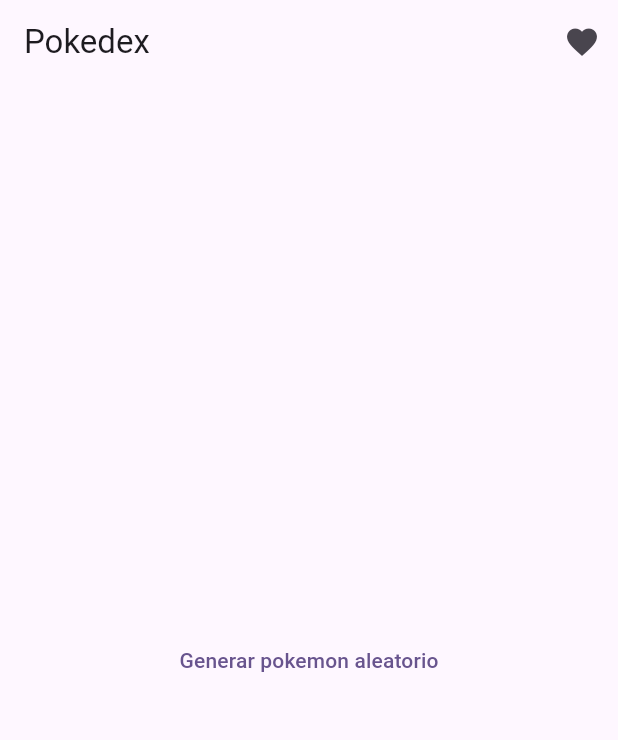
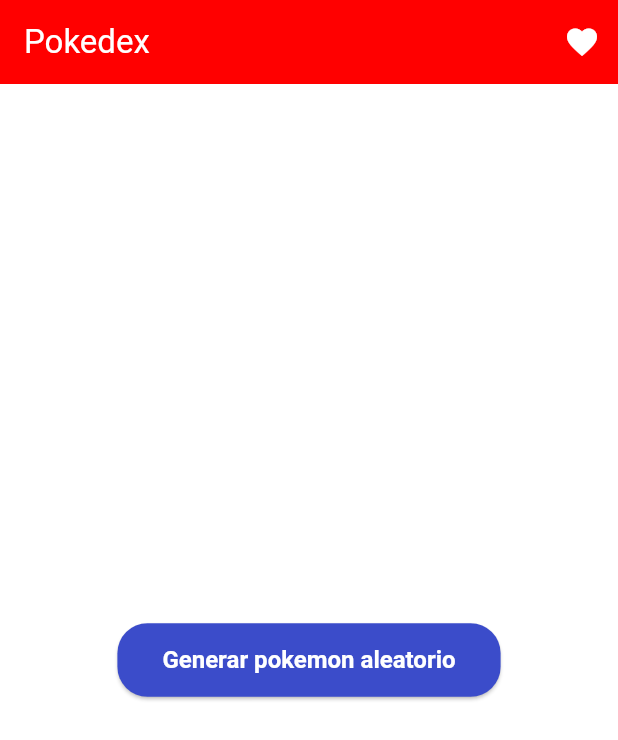
Before and after one commit to SantiSB/pokedex_clean, a Flutter app: the screen it shows after launch, on a phone screen of 412 x 824 dp. Shown: the top 740 px of the screen. Run offline on Flutter 3.47's test engine with Material 3 defaults, Android fonts, the phone set to English and light mode, and no system bars; our stand-ins replace dartz, dio, flutter_bloc, get_it, hive_flutter; accounts and stored records are empty.

Commit message:
buttons and app bar styles

```diff
--- a/lib/features/pokemon/presentation/screens/pokemons_screen.dart
+++ b/lib/features/pokemon/presentation/screens/pokemons_screen.dart
@@ -48,56 +48,67 @@
                   crossAxisAlignment: CrossAxisAlignment.center,
                   children: [
                     // Botón para generar un Pokémon aleatorio
-                    TextButton(
+                    ElevatedButton(
                         onPressed: () =>
                             BlocProvider.of<SearchPokemonBloc>(context)
                                 .add(OnSearchPokemon()),
+                        style: ElevatedButton.styleFrom(),
                         child: const Text('Generar pokemon aleatorio')),
                   ],
                 ),
               );
 
-            // Estado de éxito: muestra el Pokémon encontrado y opciones adicionales
+            // Estado de éxito: muestra el Pokémon y los botones para capturar y generar otro Pokémon
             case SearchPokemonSuccess():
               return Center(
                 child: Column(
                   mainAxisAlignment: MainAxisAlignment.center,
                   crossAxisAlignment: CrossAxisAlignment.center,
                   children: [
-                    // Muestra la tarjeta del Pokémon encontrado
+                    // Pokémon card
                     PokemonCard(pokemon: state.pokemon),
-                    // Botón para generar otro Pokémon aleatorio
-                    TextButton(
+
+                    const SizedBox(height: 20),
+
+                    // Botón para capturar Pokémon
+                    FilledButton(
+                        onPressed: () =>
+                            BlocProvider.of<SearchPokemonBloc>(context)
+                                .add(OnCapturePokemon(pokemon: state.pokemon)),
+                        style: FilledButton.styleFrom(),
+                        child: Text('Capturar a ${state.pokemon.name}')),
+
+                    const SizedBox(height: 20),
+
+                    // Botón para generar otro Pokémon
+                    OutlinedButton(
                         onPressed: () =>
                             BlocProvider.of<SearchPokemonBloc>(context)
                                 .add(OnSearchPokemon()),
-                        child: const Text('Generar otro pokemon aleatorio')),
-
-                    // Botón para capturar el Pokémon encontrado
-                    TextButton(
-                        onPressed: () =>
-                            BlocProvider.of<SearchPokemonBloc>(context)
-                                .add(OnCapturePokemon(pokemon: state.pokemon)),
-                        child: Text('Capturar a ${state.pokemon.name}'))
+                        style: OutlinedButton.styleFrom(),
+                        child: const Text('Generar otro Pokemon')),
                   ],
                 ),
               );
 
-            // Estado de fallo: muestra un mensaje de error y opción para reintentar
+            // Estado de fallo: muestra un mensaje de error y el boton para volver a generar un nuevo Pokémon
             case SearchPokemonFailure():
               return Center(
                 child: Column(
                   mainAxisAlignment: MainAxisAlignment.center,
                   crossAxisAlignment: CrossAxisAlignment.center,
                   children: [
-                    const Text(
-                        'Ha ocurrido un error, ¿qué te parece si lo intentamos de nuevo?'),
-                    // Botón para volver y generar un nuevo Pokémon
-                    TextButton(
+                    const Text('Ha ocurrido un error'),
+
+                    const SizedBox(height: 20),
+
+                    // Botón para volver a generar un nuevo Pokémon
+                    ElevatedButton(
                         onPressed: () =>
                             BlocProvider.of<SearchPokemonBloc>(context)
                                 .add(OnSearchPokemon()),
-                        child: const Text('Volver y generar pokemon'))
+                        style: ElevatedButton.styleFrom(),
+                        child: const Text('Volver a generar pokemon'))
                   ],
                 ),
               );
--- /dev/null
+++ b/lib/features/pokemon/presentation/theme/pokemon_theme.dart
@@ -0,0 +1,71 @@
+import 'package:flutter/material.dart';
+import 'pokemon_theme_colors.dart';
+
+final ThemeData pokemonTheme = ThemeData(
+  colorScheme: ColorScheme(
+    primary: PokemonThemeColors.pokeballRed,
+    primaryContainer: PokemonThemeColors.pokeballRed.withOpacity(0.7),
+    secondary: PokemonThemeColors.pokemonYellow,
+    secondaryContainer: PokemonThemeColors.pokemonYellow.withOpacity(0.7),
+    surface: PokemonThemeColors.pokeballWhite,
+    error: Colors.red,
+    onPrimary: PokemonThemeColors.pokeballWhite,
+    onSecondary: PokemonThemeColors.pokeballBlack,
+    onSurface: PokemonThemeColors.pokeballBlack,
+    onError: PokemonThemeColors.pokeballWhite,
+    brightness: Brightness.light,
+  ),
+  scaffoldBackgroundColor: PokemonThemeColors.pokeballWhite,
+  appBarTheme: const AppBarTheme(
+    backgroundColor: PokemonThemeColors.pokeballRed,
+    foregroundColor: PokemonThemeColors.pokeballWhite,
+  ),
+  textTheme: const TextTheme(
+    bodyLarge: TextStyle(color: PokemonThemeColors.pokeballBlack),
+    bodyMedium: TextStyle(color: PokemonThemeColors.tvGray),
+  ),
+  elevatedButtonTheme: ElevatedButtonThemeData(
+    style: ElevatedButton.styleFrom(
+      backgroundColor: PokemonThemeColors.tvBlue,
+      foregroundColor: PokemonThemeColors.pokeballWhite,
+      shadowColor: PokemonThemeColors.pokeballBlack,
+      textStyle: const TextStyle(
+        fontSize: 16,
+        fontWeight: FontWeight.bold,
+      ),
+      padding: const EdgeInsets.symmetric(horizontal: 30, vertical: 15),
+      shape: RoundedRectangleBorder(
+        borderRadius: BorderRadius.circular(20),
+      ),
+    ),
+  ),
+  outlinedButtonTheme: OutlinedButtonThemeData(
+    style: OutlinedButton.styleFrom(
+      foregroundColor: PokemonThemeColors.tvBlue,
+      textStyle: const TextStyle(
+        fontSize: 16,
+        fontWeight: FontWeight.bold,
+      ),
+      side: const BorderSide(
+        color: PokemonThemeColors.tvBlue,
+        width: 2,
+      ),
+      padding: const EdgeInsets.symmetric(horizontal: 30, vertical: 15),
+    ),
+  ),
+  filledButtonTheme: FilledButtonThemeData(
+    style: FilledButton.styleFrom(
+      backgroundColor: PokemonThemeColors.tvBlue,
+      foregroundColor: PokemonThemeColors.pokeballWhite,
+      shadowColor: PokemonThemeColors.pokeballBlack,
+      textStyle: const TextStyle(
+        fontSize: 16,
+        fontWeight: FontWeight.bold,
+      ),
+      padding: const EdgeInsets.symmetric(horizontal: 30, vertical: 15),
+      shape: RoundedRectangleBorder(
+        borderRadius: BorderRadius.circular(20),
+      ),
+    ),
+  ),
+);
--- a/lib/main.dart
+++ b/lib/main.dart
@@ -5,6 +5,7 @@
 import 'package:pokedex_clean/features/pokemon/presentation/bloc/search_pokemon/search_pokemon_bloc.dart';
 import 'package:pokedex_clean/features/pokemon/presentation/screens/captured_pokemons_screen.dart';
 import 'package:pokedex_clean/features/pokemon/presentation/screens/pokemons_screen.dart';
+import 'package:pokedex_clean/features/pokemon/presentation/theme/pokemon_theme.dart';
 
 void main() async {
   await init();
@@ -22,10 +23,7 @@
       ],
       child: MaterialApp(
         title: 'Pokemon APP',
-        theme: ThemeData(
-          colorScheme: ColorScheme.fromSeed(seedColor: Colors.deepPurple),
-          useMaterial3: true,
-        ),
+        theme: pokemonTheme,
         home: const PokemonsScreen(),
         routes: {
           '/captured': (context) => const CapturedPokemonsScreen(),
```
Also changed, not shown: lib/features/pokemon/presentation/theme/pokemon_theme_colors.dart (added, +11 -0 lines), lib/features/pokemon/presentation/widgets/pokemon_card.dart (+26 -3 lines).
